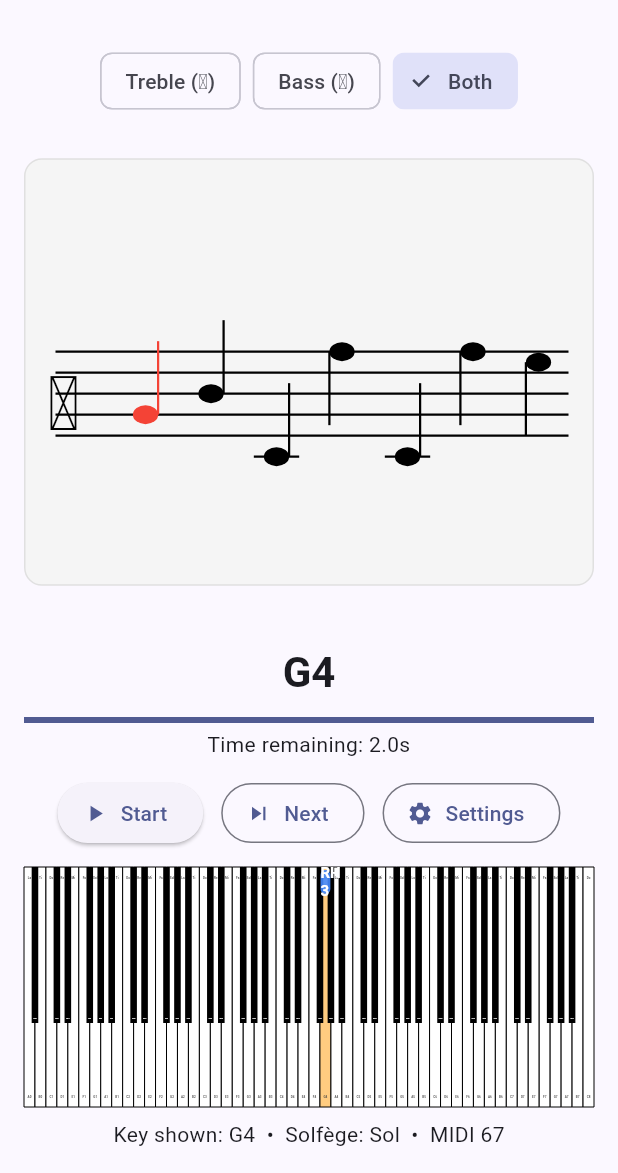
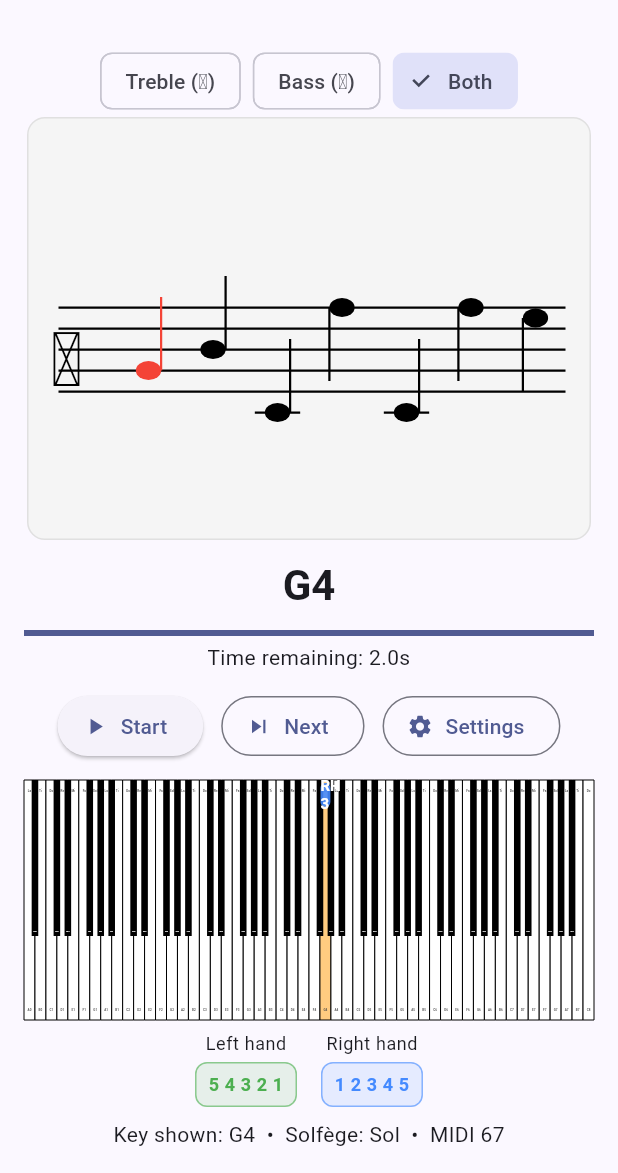
Before and after one commit to tannpv/piano-note-practice, a Flutter app: the screen it shows after launch, on a phone screen of 412 x 824 dp, the part 63-1236 px from its top. Run offline on Flutter 3.47's test engine with Material 3 defaults, Android fonts, the phone set to English and light mode, and no system bars; our stand-ins replace audioplayers, shared_preferences.

Commit message:
feat: add hands legend for finger numbers

```diff
--- a/lib/screens/practice_screen.dart
+++ b/lib/screens/practice_screen.dart
@@ -7,6 +7,7 @@ import '../services/practice_controller.dart';
 import '../widgets/duration_progress.dart';
 import '../widgets/piano_keyboard.dart';
 import '../widgets/staff_view.dart';
+import '../widgets/hands_legend.dart';
 import 'settings_screen.dart';
 
 class PracticeScreen extends StatelessWidget {
@@ -107,6 +108,10 @@ class PracticeScreen extends StatelessWidget {
                   showFingerHints: controller.settings.showFingerHints,
                 ),
               ),
+            if (controller.settings.showFingerHints) ...[
+              const SizedBox(height: 8),
+              const HandsLegend(),
+            ],
             if (note != null) ...[
               const SizedBox(height: 8),
               Text(
--- /dev/null
+++ b/lib/widgets/hands_legend.dart
@@ -0,0 +1,62 @@
+import 'package:flutter/material.dart';
+
+class HandsLegend extends StatelessWidget {
+  const HandsLegend({super.key});
+
+  @override
+  Widget build(BuildContext context) {
+    return Row(
+      mainAxisAlignment: MainAxisAlignment.center,
+      children: const [
+        _HandLegend(
+          label: 'Left hand',
+          color: Colors.green,
+          fingerOrder: '5 4 3 2 1',
+        ),
+        SizedBox(width: 16),
+        _HandLegend(
+          label: 'Right hand',
+          color: Colors.blueAccent,
+          fingerOrder: '1 2 3 4 5',
+        ),
+      ],
+    );
+  }
+}
+
+class _HandLegend extends StatelessWidget {
+  const _HandLegend({
+    required this.label,
+    required this.color,
+    required this.fingerOrder,
+  });
+
+  final String label;
+  final Color color;
+  final String fingerOrder;
+
+  @override
+  Widget build(BuildContext context) {
+    return Column(
+      children: [
+        Text(label, style: Theme.of(context).textTheme.bodySmall),
+        const SizedBox(height: 4),
+        Container(
+          padding: const EdgeInsets.symmetric(horizontal: 8, vertical: 6),
+          decoration: BoxDecoration(
+            color: color.withValues(alpha: 0.12),
+            borderRadius: BorderRadius.circular(8),
+            border: Border.all(color: color.withValues(alpha: 0.6)),
+          ),
+          child: Text(
+            fingerOrder,
+            style: Theme.of(context)
+                .textTheme
+                .bodySmall
+                ?.copyWith(color: color, fontWeight: FontWeight.w700),
+          ),
+        ),
+      ],
+    );
+  }
+}
```
